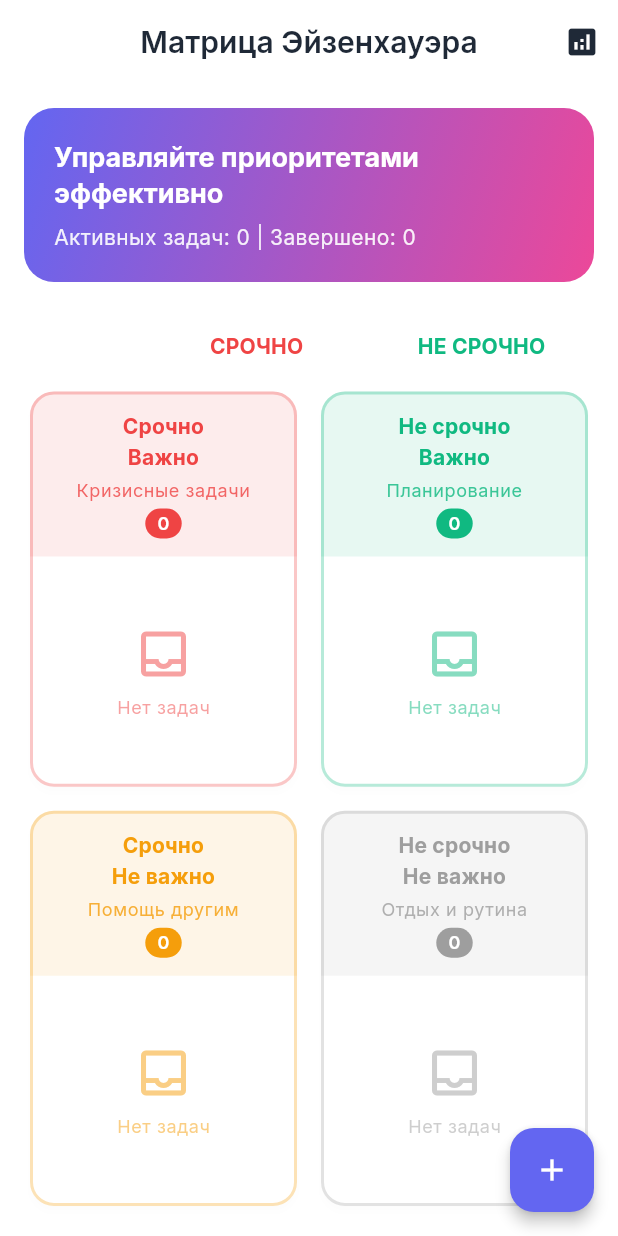
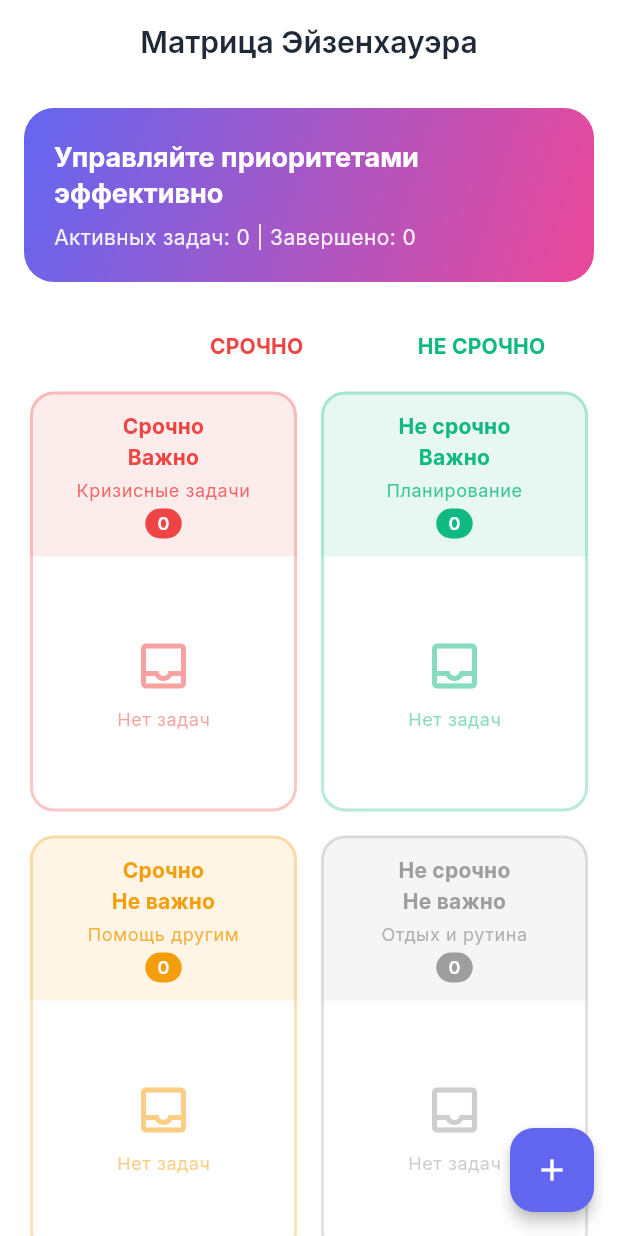
Before and after one commit to genazavr/time, a Flutter app: the screen it shows once a user with an empty profile is signed in, swiped to page 3, on a phone screen of 412 x 824 dp. Run offline on Flutter 3.47's test engine with Material 3 defaults, Android fonts, the phone set to English and light mode, and no system bars; our stand-ins replace file_picker, firebase_auth, firebase_core, firebase_database, flutter_local_notifications, flutter_staggered_animations and 7 more; accounts and stored records are empty.

Commit message:
refactor(eisenhower-screen): make screen scrollable, remove analytics button, fix quadrant sizing and FAB overlap

```diff
--- a/lib/screens/eisenhower/eisenhower_screen.dart
+++ b/lib/screens/eisenhower/eisenhower_screen.dart
@@ -49,20 +49,17 @@ class _EisenhowerScreenState extends State<EisenhowerScreen> {
     return Scaffold(
       appBar: AppBar(
         title: const Text('Матрица Эйзенхауэра'),
-        actions: [
-          IconButton(
-            icon: const Icon(Icons.analytics),
-            onPressed: _showStatisticsDialog,
       ),
+      body: SingleChildScrollView(
+        child: Padding(
+          padding: const EdgeInsets.only(bottom: 80),
+          child: Column(
+            children: [
+              _buildHeader(),
+              _buildMatrix(),
             ],
           ),
-      body: Column(
-        children: [
-          _buildHeader(),
-          Expanded(
-            child: _buildMatrix(),
         ),
-        ],
       ),
       floatingActionButton: FloatingActionButton(
         onPressed: _showAddTaskDialog,
@@ -112,8 +109,8 @@ class _EisenhowerScreenState extends State<EisenhowerScreen> {
         children: [
           _buildMatrixHeader(),
           const SizedBox(height: 16),
-          Expanded(
-            child: Row(
+          Row(
+            crossAxisAlignment: CrossAxisAlignment.start,
             children: [
               Expanded(
                 child: _buildQuadrant(1, 'Срочно\nВажно', AppTheme.errorColor),
@@ -124,10 +121,9 @@ class _EisenhowerScreenState extends State<EisenhowerScreen> {
               ),
             ],
           ),
-          ),
           const SizedBox(height: 8),
-          Expanded(
-            child: Row(
+          Row(
+            crossAxisAlignment: CrossAxisAlignment.start,
             children: [
               Expanded(
                 child: _buildQuadrant(3, 'Срочно\nНе важно', AppTheme.warningColor),
@@ -137,7 +133,6 @@ class _EisenhowerScreenState extends State<EisenhowerScreen> {
                 child: _buildQuadrant(4, 'Не срочно\nНе важно', Colors.grey),
               ),
             ],
-            ),
           ),
         ],
       ),
@@ -183,6 +178,8 @@ class _EisenhowerScreenState extends State<EisenhowerScreen> {
         borderRadius: BorderRadius.circular(16),
         side: BorderSide(color: color.withValues(alpha: 0.3), width: 2),
       ),
+      child: SizedBox(
+        height: 280,
         child: Column(
           crossAxisAlignment: CrossAxisAlignment.start,
           children: [
@@ -255,6 +252,7 @@ class _EisenhowerScreenState extends State<EisenhowerScreen> {
                     )
                   : ListView.builder(
                       padding: const EdgeInsets.all(8),
+                      physics: const BouncingScrollPhysics(),
                       itemCount: tasks.length,
                       itemBuilder: (context, index) {
                         return AnimationConfiguration.staggeredList(
@@ -271,6 +269,7 @@ class _EisenhowerScreenState extends State<EisenhowerScreen> {
                     ),
             ),
           ],
+        ),
       ),
     );
   }
```
Lines whose indentation alone changed are shown as unchanged.
